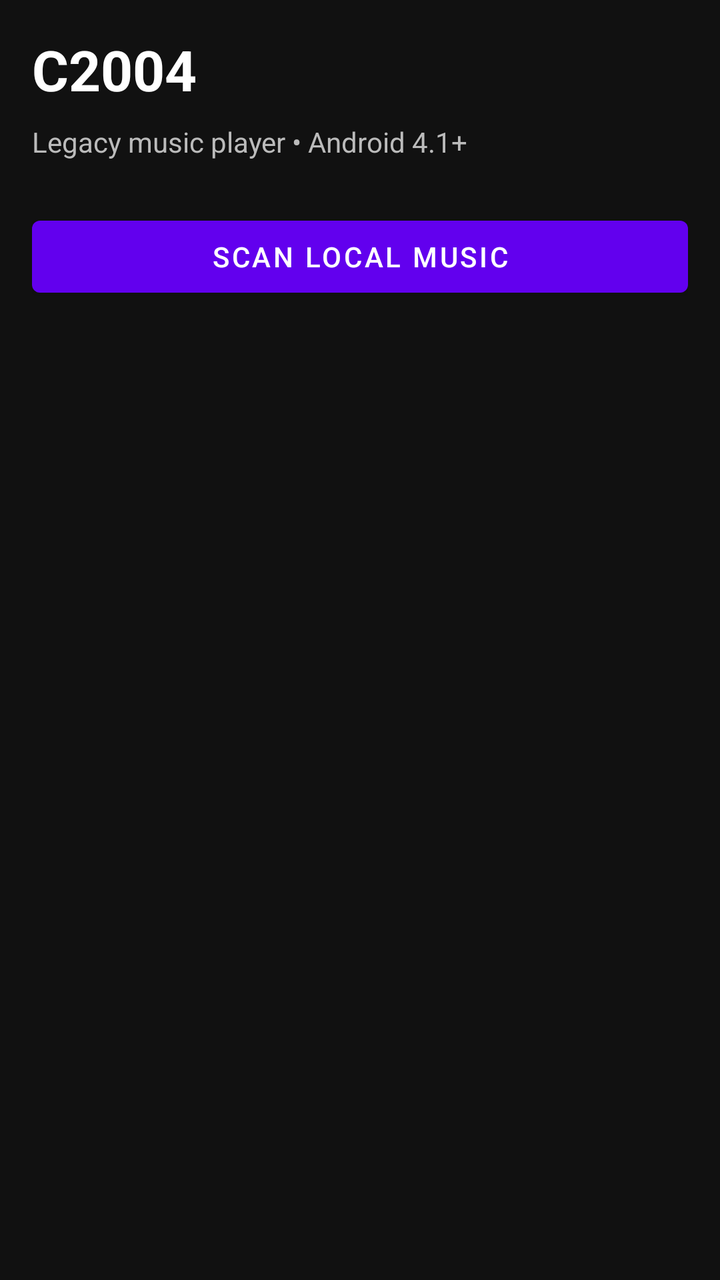
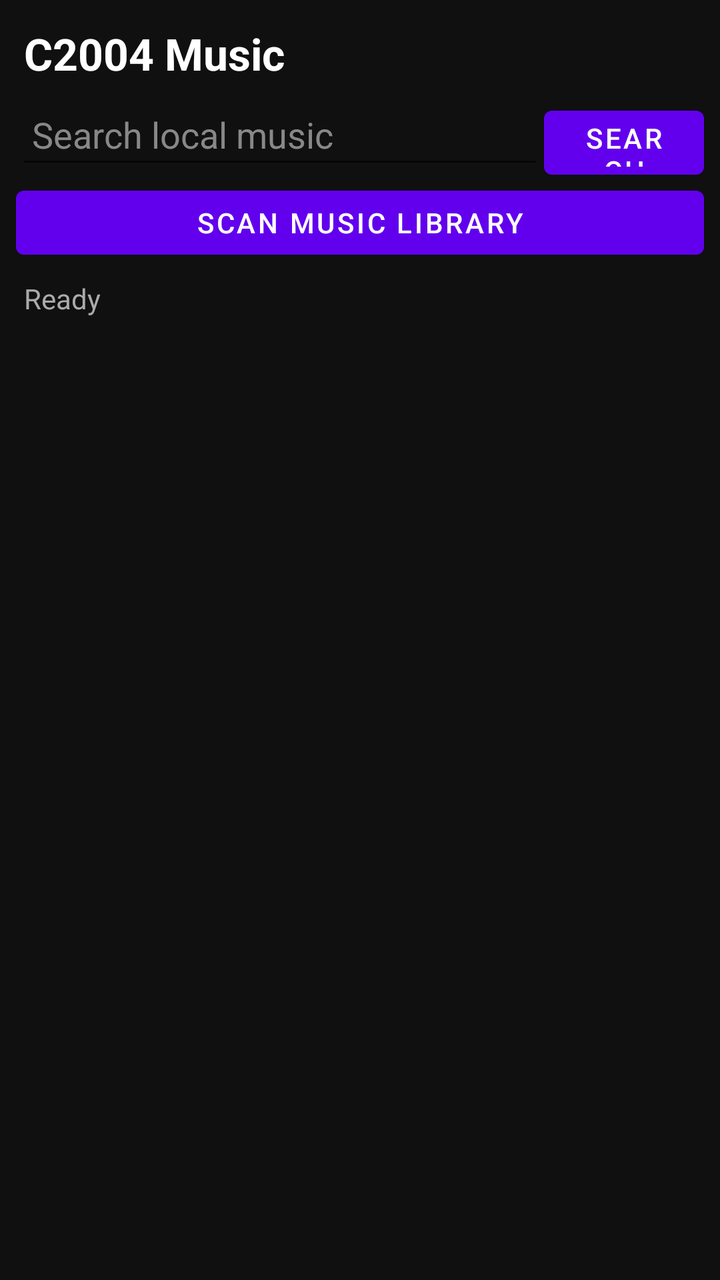

Before-and-after screenshots of an Android layout around one commit, followed by the original layout XML and the change that was made.
<!-- AndroidManifest.xml: fallback theme Theme.MaterialComponents.DayNight.NoActionBar -->
<!-- res/layout/activity_main.xml -->
<?xml version="1.0" encoding="utf-8"?>
<LinearLayout xmlns:android="http://schemas.android.com/apk/res/android"
    android:layout_width="match_parent"
    android:layout_height="match_parent"
    android:orientation="vertical"
    android:padding="16dp"
    android:background="#111111">

    <TextView
        android:layout_width="match_parent"
        android:layout_height="wrap_content"
        android:text="C2004"
        android:textColor="#FFFFFF"
        android:textSize="28sp"
        android:textStyle="bold" />

    <TextView
        android:id="@+id/status_text"
        android:layout_width="match_parent"
        android:layout_height="wrap_content"
        android:layout_marginTop="8dp"
        android:text="Legacy music player • Android 4.1+"
        android:textColor="#BBBBBB"
        android:textSize="14sp" />

    <Button
        android:id="@+id/scan_button"
        android:layout_width="match_parent"
        android:layout_height="wrap_content"
        android:layout_marginTop="24dp"
        android:text="SCAN LOCAL MUSIC" />

    <android.support.v7.widget.RecyclerView
        android:id="@+id/track_list"
        android:layout_width="match_parent"
        android:layout_height="0dp"
        android:layout_weight="1"
        android:layout_marginTop="12dp" />
</LinearLayout>
<!-- resources referenced by this layout -->
<resources>

</resources>

<!-- the commit's change to res/layout/activity_main.xml (unified diff, before → after) -->
@@ -1,39 +1,11 @@
 <?xml version="1.0" encoding="utf-8"?>
-<LinearLayout xmlns:android="http://schemas.android.com/apk/res/android"
-    android:layout_width="match_parent"
-    android:layout_height="match_parent"
-    android:orientation="vertical"
-    android:padding="16dp"
-    android:background="#111111">
-
-    <TextView
-        android:layout_width="match_parent"
-        android:layout_height="wrap_content"
-        android:text="C2004"
-        android:textColor="#FFFFFF"
-        android:textSize="28sp"
-        android:textStyle="bold" />
-
-    <TextView
-        android:id="@+id/status_text"
-        android:layout_width="match_parent"
-        android:layout_height="wrap_content"
-        android:layout_marginTop="8dp"
-        android:text="Legacy music player • Android 4.1+"
-        android:textColor="#BBBBBB"
-        android:textSize="14sp" />
-
-    <Button
-        android:id="@+id/scan_button"
-        android:layout_width="match_parent"
-        android:layout_height="wrap_content"
-        android:layout_marginTop="24dp"
-        android:text="SCAN LOCAL MUSIC" />
-
-    <android.support.v7.widget.RecyclerView
-        android:id="@+id/track_list"
-        android:layout_width="match_parent"
-        android:layout_height="0dp"
-        android:layout_weight="1"
-        android:layout_marginTop="12dp" />
+<LinearLayout xmlns:android="http://schemas.android.com/apk/res/android" android:layout_width="match_parent" android:layout_height="match_parent" android:orientation="vertical" android:padding="8dp" android:background="#101010">
+    <TextView android:layout_width="match_parent" android:layout_height="wrap_content" android:text="C2004 Music" android:textColor="#ffffff" android:textSize="22sp" android:textStyle="bold" android:padding="4dp"/>
+    <LinearLayout android:layout_width="match_parent" android:layout_height="wrap_content" android:orientation="horizontal">
+        <EditText android:id="@+id/search_box" android:layout_width="0dp" android:layout_height="44dp" android:layout_weight="1" android:hint="Search local music" android:textColor="#ffffff" android:textColorHint="#888888" android:singleLine="true" android:padding="8dp"/>
+        <Button android:id="@+id/search_button" android:layout_width="80dp" android:layout_height="44dp" android:text="Search"/>
+    </LinearLayout>
+    <Button android:id="@+id/scan_button" android:layout_width="match_parent" android:layout_height="44dp" android:text="Scan Music Library"/>
+    <TextView android:id="@+id/status_text" android:layout_width="match_parent" android:layout_height="32dp" android:text="Ready" android:textColor="#aaaaaa" android:gravity="center_vertical" android:paddingLeft="4dp"/>
+    <android.support.v7.widget.RecyclerView android:id="@+id/track_list" android:layout_width="match_parent" android:layout_height="0dp" android:layout_weight="1" android:clipToPadding="false"/>
 </LinearLayout>
